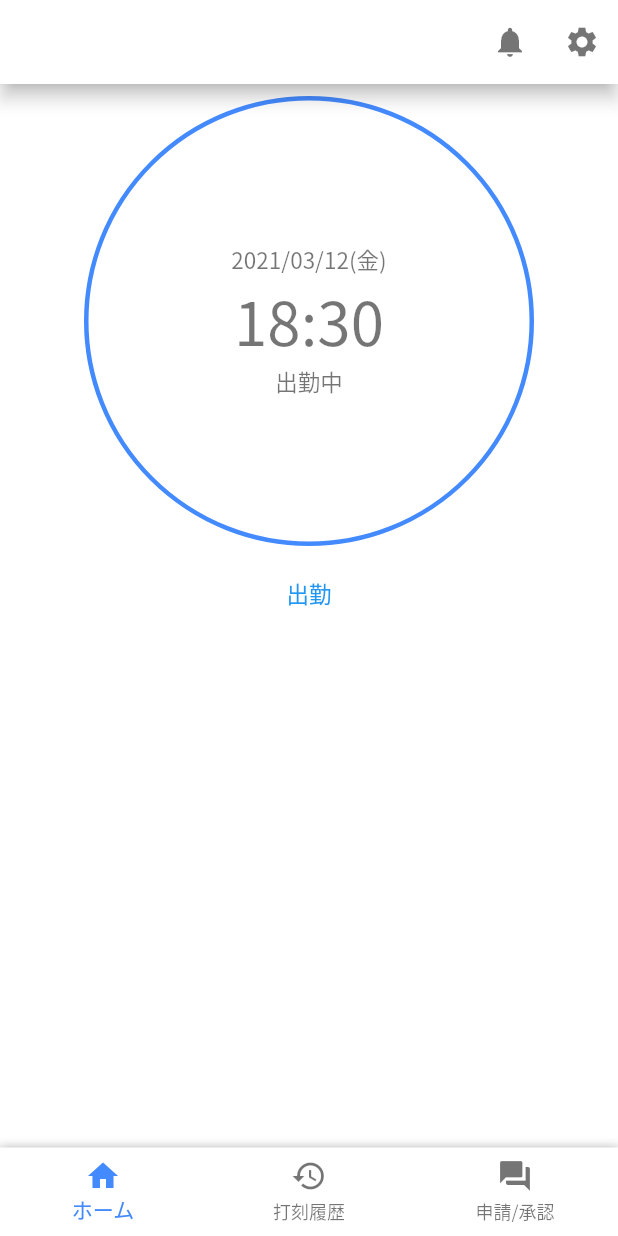
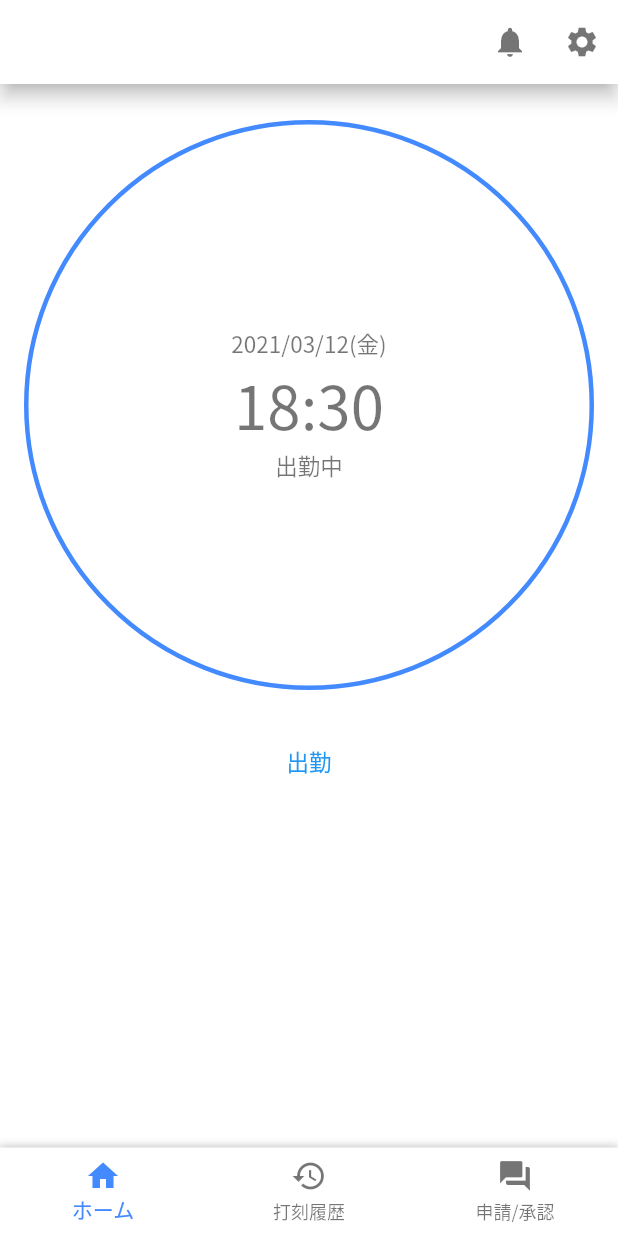
Before and after one commit to agora-creation/hatarakujikan_app, a Flutter app: the screen it shows once a user with an empty profile is signed in, on a phone screen of 412 x 824 dp. Run offline on Flutter 3.47's test engine with Material 2 defaults, Android fonts, the phone set to English and light mode, and no system bars; our stand-ins replace cloud_firestore, firebase_auth, firebase_core, flutter_spinkit; accounts and stored records are empty.

Commit message:
20210312 agora commit

```diff
--- a/lib/screens/work.dart
+++ b/lib/screens/work.dart
@@ -3,12 +3,13 @@ import 'package:flutter/material.dart';
 class WorkScreen extends StatelessWidget {
   @override
   Widget build(BuildContext context) {
+    final double _deviceWidth = MediaQuery.of(context).size.width;
     return ListView(
       padding: EdgeInsets.symmetric(vertical: 8.0, horizontal: 16.0),
       children: [
         Container(
-          width: 300,
-          height: 300,
+          width: _deviceWidth,
+          height: _deviceWidth,
           decoration: BoxDecoration(
               shape: BoxShape.circle,
               border: Border.all(color: Colors.blueAccent, width: 3.0)),
```
